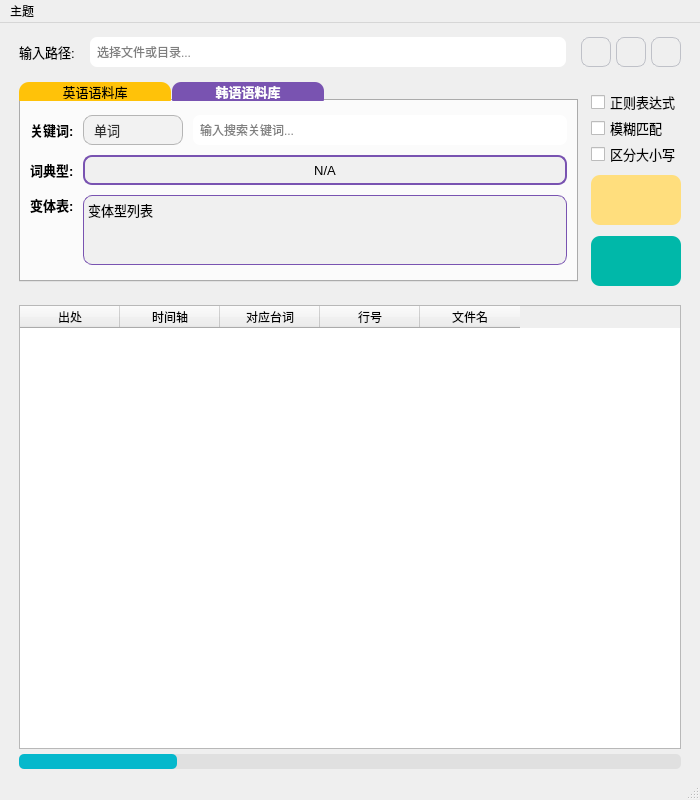
Old version of the form gui/CorpusSearchTool.ui in the repository jiedi720/CorpusSearchTool.
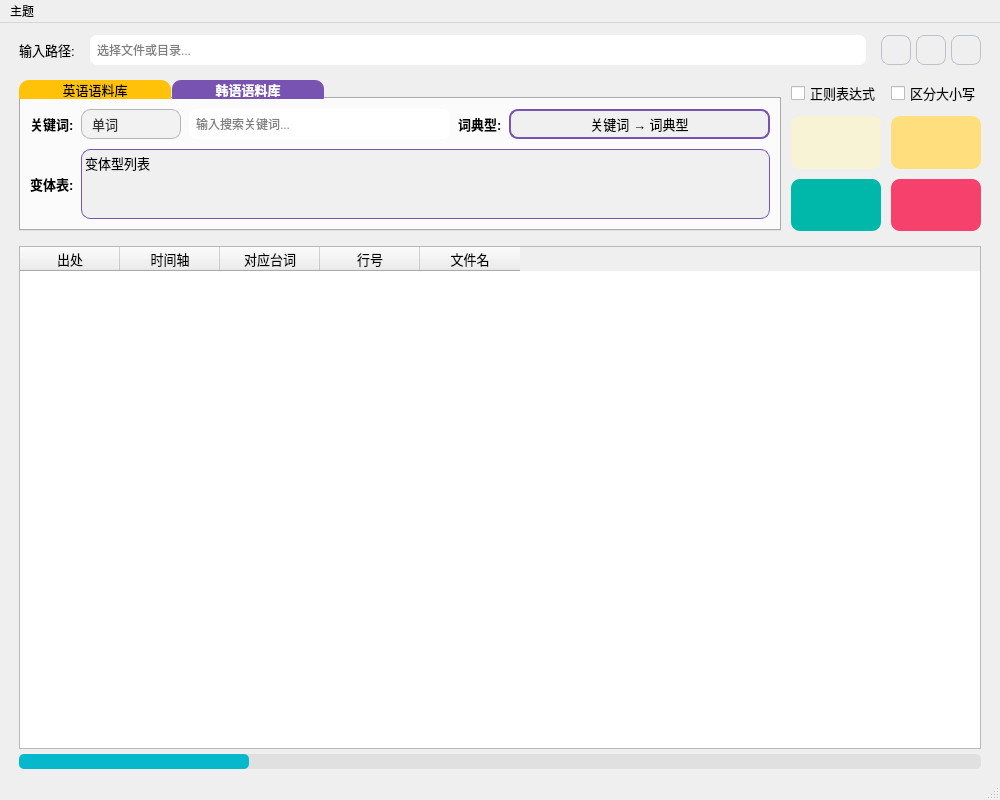
New version of the form. Icons and pictures are not drawn.

What changed in the file:
```diff
--- a/gui/CorpusSearchTool.ui
+++ b/gui/CorpusSearchTool.ui
@@ -6,19 +6,19 @@
    <rect>
     <x>0</x>
     <y>0</y>
-    <width>700</width>
+    <width>1000</width>
     <height>800</height>
    </rect>
   </property>
   <property name="minimumSize">
    <size>
-    <width>700</width>
+    <width>1000</width>
     <height>800</height>
    </size>
   </property>
   <property name="maximumSize">
    <size>
-    <width>800</width>
+    <width>1300</width>
     <height>800</height>
    </size>
   </property>
@@ -26,26 +26,23 @@
    <string>字幕语料库检索工具</string>
   </property>
   <widget class="QWidget" name="centralwidget">
-   <layout class="QVBoxLayout" name="verticalLayout_10">
+   <layout class="QVBoxLayout" name="verticalLayout_6">
     <item>
-     <layout class="QVBoxLayout" name="verticalLayout_9" stretch="1,5">
-      <property name="spacing">
-       <number>10</number>
-      </property>
-      <property name="leftMargin">
-       <number>10</number>
-      </property>
-      <property name="topMargin">
-       <number>5</number>
-      </property>
-      <property name="rightMargin">
-       <number>10</number>
-      </property>
-      <item>
-       <layout class="QVBoxLayout" name="verticalLayout_7">
+     <layout class="QVBoxLayout" name="verticalLayout_5" stretch="0,1">
         <property name="spacing">
          <number>15</number>
         </property>
+      <property name="leftMargin">
+       <number>10</number>
+      </property>
+      <property name="topMargin">
+       <number>3</number>
+      </property>
+      <property name="rightMargin">
+       <number>10</number>
+      </property>
+      <item>
+       <layout class="QVBoxLayout" name="verticalLayout_2">
         <item>
          <layout class="QHBoxLayout" name="horizontalLayout_2">
           <item>
@@ -282,33 +279,22 @@
          </layout>
         </item>
         <item>
-         <layout class="QHBoxLayout" name="horizontalLayout_9">
+         <layout class="QHBoxLayout" name="horizontalLayout" stretch="1,0">
           <property name="spacing">
            <number>10</number>
-          </property>
-          <item>
-           <layout class="QHBoxLayout" name="horizontalLayout">
-            <property name="spacing">
-             <number>7</number>
-            </property>
-            <property name="rightMargin">
-             <number>3</number>
-            </property>
-            <property name="bottomMargin">
-             <number>13</number>
             </property>
             <item>
              <widget class="QTabWidget" name="corpus_tab_widget">
               <property name="minimumSize">
                <size>
-                <width>300</width>
-                <height>200</height>
+              <width>520</width>
+              <height>150</height>
                </size>
               </property>
               <property name="maximumSize">
                <size>
-                <width>999</width>
-                <height>200</height>
+              <width>16777215</width>
+              <height>999</height>
                </size>
               </property>
               <property name="font">
@@ -368,14 +354,17 @@
                <attribute name="title">
                 <string>英语语料库</string>
                </attribute>
-               <layout class="QVBoxLayout" name="verticalLayout_3">
+             <layout class="QVBoxLayout" name="verticalLayout_7">
                 <item>
                  <layout class="QVBoxLayout" name="verticalLayout_4">
                   <property name="spacing">
                    <number>10</number>
                   </property>
                   <item>
-                   <layout class="QHBoxLayout" name="horizontalLayout_6">
+                 <layout class="QHBoxLayout" name="horizontalLayout_6" stretch="0,0,1,0,1">
+                  <property name="spacing">
+                   <number>8</number>
+                  </property>
                     <item>
                      <widget class="QLabel" name="english_keyword_label">
                       <property name="minimumSize">
@@ -494,13 +483,13 @@
                      <widget class="QLineEdit" name="english_keyword_edit">
                       <property name="minimumSize">
                        <size>
-                        <width>150</width>
+                      <width>130</width>
                         <height>30</height>
                        </size>
                       </property>
                       <property name="maximumSize">
                        <size>
-                        <width>16777215</width>
+                      <width>500</width>
                         <height>30</height>
                        </size>
                       </property>
@@ -513,10 +502,6 @@
                       </property>
                      </widget>
                     </item>
-                   </layout>
-                  </item>
-                  <item>
-                   <layout class="QHBoxLayout" name="horizontalLayout_7">
                     <item>
                      <widget class="QLabel" name="english_lemma_label">
                       <property name="sizePolicy">
@@ -553,7 +538,7 @@
                      <widget class="QLabel" name="english_lemma_display">
                       <property name="minimumSize">
                        <size>
-                        <width>0</width>
+                      <width>200</width>
                         <height>30</height>
                        </size>
                       </property>
@@ -579,7 +564,7 @@
 }</string>
                       </property>
                       <property name="text">
-                       <string>N/A</string>
+                     <string>关键词 → 词典型</string>
                       </property>
                       <property name="alignment">
                        <set>Qt::AlignmentFlag::AlignCenter</set>
@@ -590,7 +575,10 @@
                   </item>
                   <item>
                    <layout class="QHBoxLayout" name="horizontalLayout_8">
-                    <item alignment="Qt::AlignmentFlag::AlignTop">
+                  <property name="spacing">
+                   <number>8</number>
+                  </property>
+                  <item>
                      <widget class="QLabel" name="english_lemmalist_label">
                       <property name="sizePolicy">
                        <sizepolicy hsizetype="Preferred" vsizetype="Preferred">
@@ -648,7 +636,6 @@
     background-color: #f0f0f0;
     border: 1px solid #7953B1;
     border-radius: 9px;
-    padding: 1px 1px;
 }</string>
                       </property>
                       <property name="text">
@@ -669,14 +656,17 @@
                <attribute name="title">
                 <string>韩语语料库</string>
                </attribute>
-               <layout class="QVBoxLayout" name="verticalLayout_5">
+             <layout class="QVBoxLayout" name="verticalLayout_3">
                 <item>
                  <layout class="QVBoxLayout" name="verticalLayout">
                   <property name="spacing">
                    <number>10</number>
                   </property>
                   <item>
-                   <layout class="QHBoxLayout" name="horizontalLayout_3">
+                 <layout class="QHBoxLayout" name="horizontalLayout_3" stretch="0,0,1,0,1">
+                  <property name="spacing">
+                   <number>8</number>
+                  </property>
                     <item>
                      <widget class="QLabel" name="korean_keyword_label">
                       <property name="minimumSize">
@@ -785,13 +775,13 @@
                      <widget class="QLineEdit" name="korean_keyword_edit">
                       <property name="minimumSize">
                        <size>
-                        <width>150</width>
+                      <width>130</width>
                         <height>30</height>
                        </size>
                       </property>
                       <property name="maximumSize">
                        <size>
-                        <width>16777215</width>
+                      <width>500</width>
                         <height>30</height>
                        </size>
                       </property>
@@ -804,10 +794,6 @@
                       </property>
                      </widget>
                     </item>
-                   </layout>
-                  </item>
-                  <item>
-                   <layout class="QHBoxLayout" name="horizontalLayout_4">
                     <item>
                      <widget class="QLabel" name="korean_lemma_label">
                       <property name="sizePolicy">
@@ -844,7 +830,7 @@
                      <widget class="QLabel" name="korean_lemma_display">
                       <property name="minimumSize">
                        <size>
-                        <width>0</width>
+                      <width>200</width>
                         <height>30</height>
                        </size>
                       </property>
@@ -870,7 +856,7 @@
 }</string>
                       </property>
                       <property name="text">
-                       <string>N/A</string>
+                     <string>关键词 → 词典型</string>
                       </property>
                       <property name="alignment">
                        <set>Qt::AlignmentFlag::AlignCenter</set>
@@ -881,7 +867,10 @@
                   </item>
                   <item>
                    <layout class="QHBoxLayout" name="horizontalLayout_5">
-                    <item alignment="Qt::AlignmentFlag::AlignTop">
+                  <property name="spacing">
+                   <number>8</number>
+                  </property>
+                  <item>
                      <widget class="QLabel" name="korean_lemmalist_label">
                       <property name="sizePolicy">
                        <sizepolicy hsizetype="Preferred" vsizetype="Preferred">
@@ -939,7 +928,6 @@
     background-color: #f0f0f0;
     border: 1px solid #7953B1;
     border-radius: 9px;
-    padding: 1px 1px;
 }</string>
                       </property>
                       <property name="text">
@@ -958,19 +946,76 @@
               </widget>
              </widget>
             </item>
-           </layout>
-          </item>
           <item>
-           <layout class="QVBoxLayout" name="verticalLayout_6">
-            <property name="spacing">
-             <number>1</number>
-            </property>
-            <item>
-             <layout class="QVBoxLayout" name="verticalLayout_2">
-              <property name="spacing">
+           <layout class="QGridLayout" name="gridLayout" rowstretch="0,1,1">
+            <property name="topMargin">
                <number>0</number>
               </property>
-              <item>
+            <property name="spacing">
+             <number>10</number>
+            </property>
+            <item row="2" column="0">
+             <widget class="QPushButton" name="search_btn">
+              <property name="minimumSize">
+               <size>
+                <width>81</width>
+                <height>40</height>
+               </size>
+              </property>
+              <property name="maximumSize">
+               <size>
+                <width>100</width>
+                <height>100</height>
+               </size>
+              </property>
+              <property name="font">
+               <font>
+                <pointsize>10</pointsize>
+               </font>
+              </property>
+              <property name="toolTip">
+               <string>开始搜索</string>
+              </property>
+              <property name="styleSheet">
+               <string notr="true">/* 按钮默认样式 */
+QPushButton {
+    color: rgb(0, 0, 0);
+    background-color:#00b8a9;
+    border-radius: 9px;
+    padding: 5px 15px;
+    border: none;
+}
+
+/* 悬浮特效：背景颜色变浅，并增加蓝色边框感 */
+QPushButton:hover {
+    background-color: rgb(0, 214, 196); /* 颜色比默认稍亮 */
+}
+
+QPushButton:pressed {
+    /* 1. 向下推文字 */
+    padding-top: 5px; 
+    /* 2. 同时减少底部，确保内部有效空间高度不变 */
+    padding-bottom: 0px; 
+    /* 3. 强制内容水平垂直居中，防止对齐方式干扰 */
+    text-align: center;
+}</string>
+              </property>
+              <property name="text">
+               <string/>
+              </property>
+              <property name="icon">
+               <iconset>
+                <normaloff>../icons/search.png</normaloff>../icons/search.png</iconset>
+              </property>
+              <property name="iconSize">
+               <size>
+                <width>28</width>
+                <height>28</height>
+               </size>
+              </property>
+             </widget>
+            </item>
+            <item row="0" column="0">
                <widget class="QCheckBox" name="english_regex_check">
                 <property name="font">
                  <font>
@@ -982,19 +1027,83 @@
                 </property>
                </widget>
               </item>
-              <item>
-               <widget class="QCheckBox" name="english_fuzzy_match_check">
+            <item row="2" column="1">
+             <widget class="QPushButton" name="stop_search_btn">
+              <property name="sizePolicy">
+               <sizepolicy hsizetype="Expanding" vsizetype="Expanding">
+                <horstretch>0</horstretch>
+                <verstretch>0</verstretch>
+               </sizepolicy>
+              </property>
+              <property name="minimumSize">
+               <size>
+                <width>81</width>
+                <height>40</height>
+               </size>
+              </property>
+              <property name="maximumSize">
+               <size>
+                <width>100</width>
+                <height>100</height>
+               </size>
+              </property>
                 <property name="font">
                  <font>
-                  <pointsize>10</pointsize>
-                 </font>
-                </property>
+                <pointsize>12</pointsize>
+                <kerning>true</kerning>
+                <hintingpreference>PreferNoHinting</hintingpreference>
+                <fontweight>DemiBold</fontweight>
+               </font>
+              </property>
+              <property name="toolTip">
+               <string>停止搜索</string>
+              </property>
+              <property name="styleSheet">
+               <string notr="true">/* 按钮默认样式 */
+QPushButton {
+color: rgb(0, 0, 0);
+background-color: #f6416c;
+border-radius: 9px;
+padding: 5px 15px;
+border: none;
+}
+
+/* 悬浮特效：背景颜色变浅，并增加蓝色边框感 */
+QPushButton:hover {
+background-color: rgb(255, 102, 117);
+}
+
+QPushButton:pressed {
+    /* 1. 向下推文字 */
+    padding-top: 5px; 
+    /* 2. 同时减少底部，确保内部有效空间高度不变 */
+    padding-bottom: 0px; 
+    /* 3. 强制内容水平垂直居中，防止对齐方式干扰 */
+    text-align: center;
+}</string>
+              </property>
                 <property name="text">
-                 <string>模糊匹配</string>
+               <string/>
+              </property>
+              <property name="icon">
+               <iconset>
+                <normaloff>../../Qt_Widgets_Designer/Icons/stop.png</normaloff>../../Qt_Widgets_Designer/Icons/stop.png</iconset>
+              </property>
+              <property name="iconSize">
+               <size>
+                <width>28</width>
+                <height>28</height>
+               </size>
+              </property>
+              <property name="checkable">
+               <bool>false</bool>
+              </property>
+              <property name="checked">
+               <bool>false</bool>
                 </property>
                </widget>
               </item>
-              <item>
+            <item row="0" column="1">
                <widget class="QCheckBox" name="english_case_sensitive_check">
                 <property name="font">
                  <font>
@@ -1006,28 +1115,18 @@
                 </property>
                </widget>
               </item>
-             </layout>
-            </item>
-            <item>
-             <layout class="QGridLayout" name="gridLayout">
-              <property name="horizontalSpacing">
-               <number>10</number>
-              </property>
-              <property name="verticalSpacing">
-               <number>11</number>
-              </property>
-              <item row="0" column="0">
+            <item row="1" column="0">
                <widget class="QPushButton" name="history_btn">
                 <property name="minimumSize">
                  <size>
                   <width>81</width>
-                  <height>30</height>
+                <height>40</height>
                  </size>
                 </property>
                 <property name="maximumSize">
                  <size>
-                  <width>150</width>
-                  <height>50</height>
+                <width>100</width>
+                <height>100</height>
                  </size>
                 </property>
                 <property name="font">
@@ -1042,6 +1141,65 @@
                  <string notr="true">/* 按钮默认样式 */
 QPushButton {
     color: rgb(0, 0, 0);
+    background-color: #f8f3d4;
+    border-radius: 9px;
+    padding: 5px 15px;
+    border: none;
+}
+
+/* 悬浮特效：背景颜色变浅，并增加蓝色边框感 */
+QPushButton:hover {
+    background-color: rgb(218, 213, 186); /* 颜色比默认稍亮 */
+}
+
+/* 按下特效：点击时颜色变深，产生物理压下的错觉 */
+QPushButton:pressed {
+    padding-top: 8px;
+}
+
+</string>
+              </property>
+              <property name="text">
+               <string/>
+              </property>
+              <property name="icon">
+               <iconset>
+                <normaloff>../icons/history.png</normaloff>../icons/history.png</iconset>
+              </property>
+              <property name="iconSize">
+               <size>
+                <width>30</width>
+                <height>30</height>
+               </size>
+              </property>
+             </widget>
+            </item>
+            <item row="1" column="1">
+             <widget class="QPushButton" name="lemmalist_btn">
+              <property name="minimumSize">
+               <size>
+                <width>81</width>
+                <height>40</height>
+               </size>
+              </property>
+              <property name="maximumSize">
+               <size>
+                <width>100</width>
+                <height>100</height>
+               </size>
+              </property>
+              <property name="font">
+               <font>
+                <pointsize>10</pointsize>
+               </font>
+              </property>
+              <property name="toolTip">
+               <string>生成变体表</string>
+              </property>
+              <property name="styleSheet">
+               <string notr="true">/* 按钮默认样式 */
+QPushButton {
+    color: rgb(0, 0, 0);
     background-color: #ffde7d;
     border-radius: 9px;
     padding: 5px 15px;
@@ -1066,7 +1224,7 @@
                 </property>
                 <property name="icon">
                  <iconset>
-                  <normaloff>../icons/history.png</normaloff>../icons/history.png</iconset>
+                <normaloff>../icons/start-up.png</normaloff>../icons/start-up.png</iconset>
                 </property>
                 <property name="iconSize">
                  <size>
@@ -1075,69 +1233,6 @@
                  </size>
                 </property>
                </widget>
-              </item>
-              <item row="1" column="0">
-               <widget class="QPushButton" name="search_btn">
-                <property name="minimumSize">
-                 <size>
-                  <width>81</width>
-                  <height>30</height>
-                 </size>
-                </property>
-                <property name="maximumSize">
-                 <size>
-                  <width>16777215</width>
-                  <height>50</height>
-                 </size>
-                </property>
-                <property name="font">
-                 <font>
-                  <pointsize>10</pointsize>
-                 </font>
-                </property>
-                <property name="toolTip">
-                 <string>开始搜索</string>
-                </property>
-                <property name="styleSheet">
-                 <string notr="true">/* 按钮默认样式 */
-QPushButton {
-    color: rgb(0, 0, 0);
-    background-color:#00b8a9;
-    border-radius: 9px;
-    padding: 5px 15px;
-    border: none;
-}
-
-/* 悬浮特效：背景颜色变浅，并增加蓝色边框感 */
-QPushButton:hover {
-    background-color: rgb(0, 214, 196); /* 颜色比默认稍亮 */
-}
-
-QPushButton:pressed {
-    /* 1. 向下推文字 */
-    padding-top: 5px; 
-    /* 2. 同时减少底部，确保内部有效空间高度不变 */
-    padding-bottom: 0px; 
-    /* 3. 强制内容水平垂直居中，防止对齐方式干扰 */
-    text-align: center;
-}</string>
-                </property>
-                <property name="text">
-                 <string/>
-                </property>
-                <property name="icon">
-                 <iconset>
-                  <normaloff>../icons/search.png</normaloff>../icons/search.png</iconset>
-                </property>
-                <property name="iconSize">
-                 <size>
-                  <width>28</width>
-                  <height>28</height>
-                 </size>
-                </property>
-               </widget>
-              </item>
-             </layout>
             </item>
            </layout>
           </item>
@@ -1176,12 +1271,6 @@
     padding: 3px;
 }
 
-/* 基础菜单样式  */
-QMenu {
-    border: 1px solid #dcdcdc; /*增加边框，防止菜单与背景融为一体 */
-    padding: 4px;              /* 菜单内部四周留白 */
- }  
-
 /* 深色模式细化 */
 [theme=&quot;dark&quot;] QMenu {
     color: #eeeeee;
@@ -1228,26 +1317,51 @@
            <property name="text">
             <string>出处</string>
            </property>
+           <property name="font">
+            <font>
+             <pointsize>10</pointsize>
+            </font>
+           </property>
           </column>
           <column>
            <property name="text">
             <string>时间轴</string>
            </property>
+           <property name="font">
+            <font>
+             <pointsize>10</pointsize>
+            </font>
+           </property>
           </column>
           <column>
            <property name="text">
             <string>对应台词</string>
            </property>
+           <property name="font">
+            <font>
+             <pointsize>10</pointsize>
+            </font>
+           </property>
           </column>
           <column>
            <property name="text">
             <string>行号</string>
            </property>
+           <property name="font">
+            <font>
+             <pointsize>10</pointsize>
+            </font>
+           </property>
           </column>
           <column>
            <property name="text">
             <string>文件名</string>
            </property>
+           <property name="font">
+            <font>
+             <pointsize>10</pointsize>
+            </font>
+           </property>
           </column>
          </widget>
         </item>
@@ -1313,7 +1427,7 @@
     <rect>
      <x>0</x>
      <y>0</y>
-     <width>700</width>
+     <width>1000</width>
      <height>22</height>
     </rect>
    </property>
```
Lines whose indentation alone changed are shown as unchanged.
